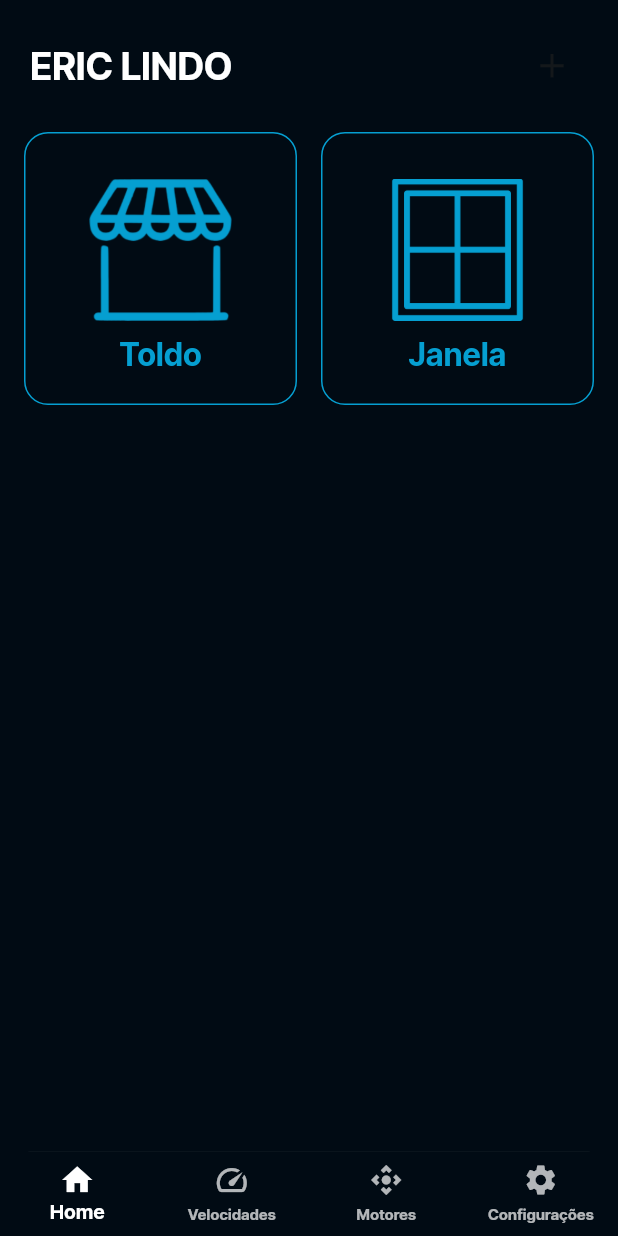
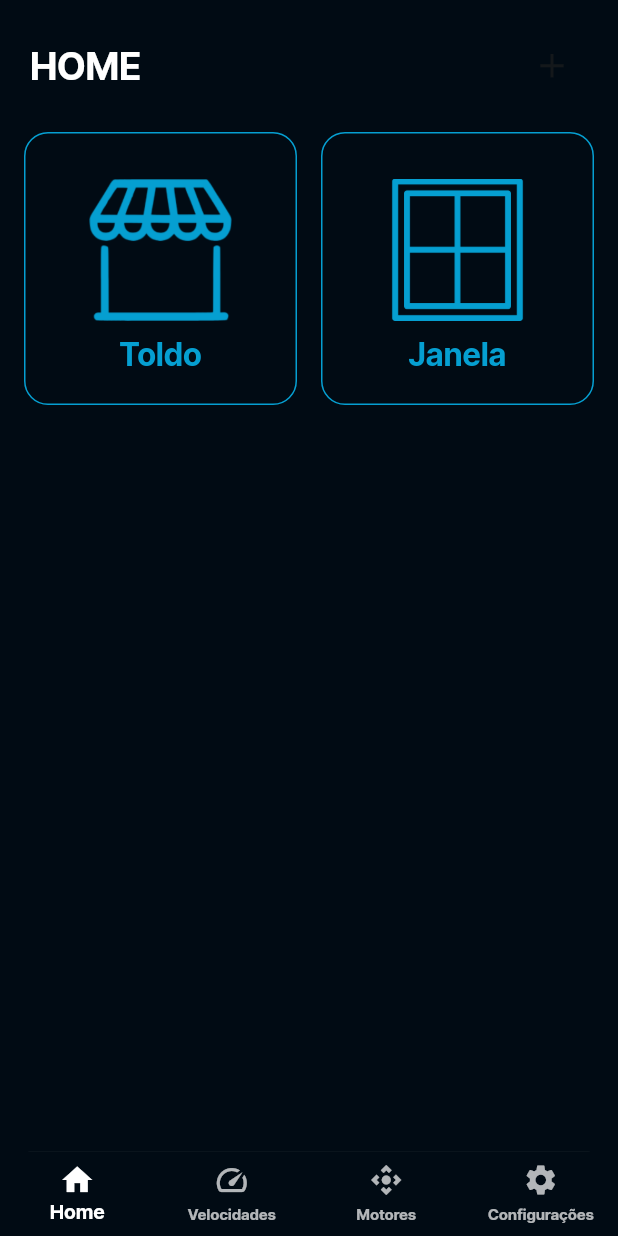
Before and after one commit to ericcris414/AppAutoHaus, a Flutter app: the screen it shows after launch, on a phone screen of 412 x 824 dp. Run offline on Flutter 3.47's test engine with Material 3 defaults, Android fonts, the phone set to English and light mode, and no system bars; our stand-ins replace auto_size_text, easy_debounce, equatable, flutter_local_notifications, font_awesome_flutter, from_css_color and 5 more; missing offline and left inert: flutter_background_service, flutter_background_service_android, json_path, mime_type, mqtt_client.

Commit message:
mudança home

```diff
--- a/lib/pages/home_page/home_page_widget.dart
+++ b/lib/pages/home_page/home_page_widget.dart
@@ -78,7 +78,7 @@ class _HomePageWidgetState extends State<HomePageWidget> {
                     mainAxisAlignment: MainAxisAlignment.spaceBetween,
                     children: [
                       Text(
-                        'ERIC LINDO',
+                        'HOME',
                         style: FlutterFlowTheme.of(context).headlineMedium.override(
                               fontFamily: 'Inter Tight',
                               color: Colors.white,
```
